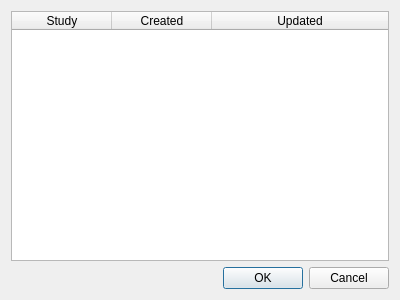
Isarhamster/chessx, file src/dialogs/studyselectiondialog.ui: the form before one commit.
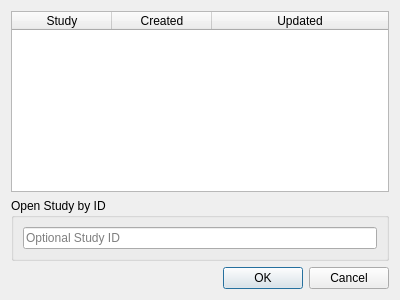
The form after the commit.

Commit message: Allow opening arbitrary Lichess Study by ID

```diff
--- a/src/dialogs/studyselectiondialog.ui
+++ b/src/dialogs/studyselectiondialog.ui
@@ -51,6 +51,25 @@
      </column>
     </widget>
    </item>
+   <item>
+    <widget class="QGroupBox" name="arbitraryStudyBox">
+     <property name="title">
+      <string>Open Study by ID</string>
+     </property>
+     <layout class="QVBoxLayout" name="verticalLayout_2">
+      <item>
+       <widget class="QLineEdit" name="arbitraryStudy">
+        <property name="placeholderText">
+         <string>Optional Study ID </string>
+        </property>
+        <property name="clearButtonEnabled">
+         <bool>true</bool>
+        </property>
+       </widget>
+      </item>
+     </layout>
+    </widget>
+   </item>
    <item>
     <widget class="QDialogButtonBox" name="buttonBox">
      <property name="orientation">
```
The commit also changes 1 other file.
